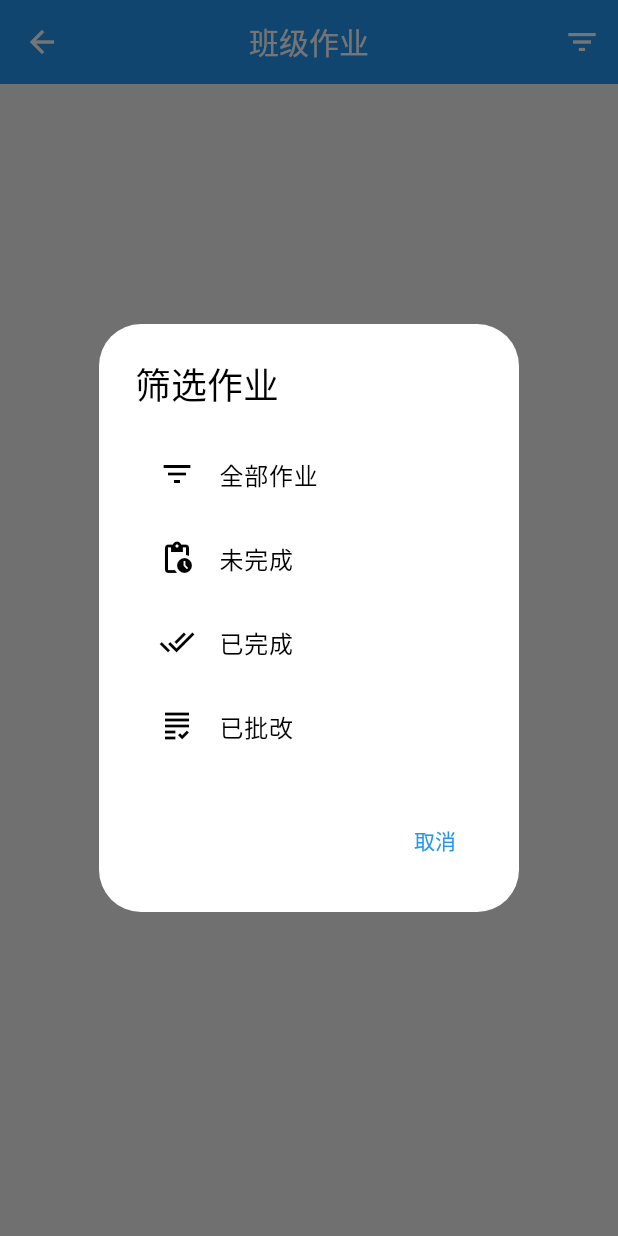
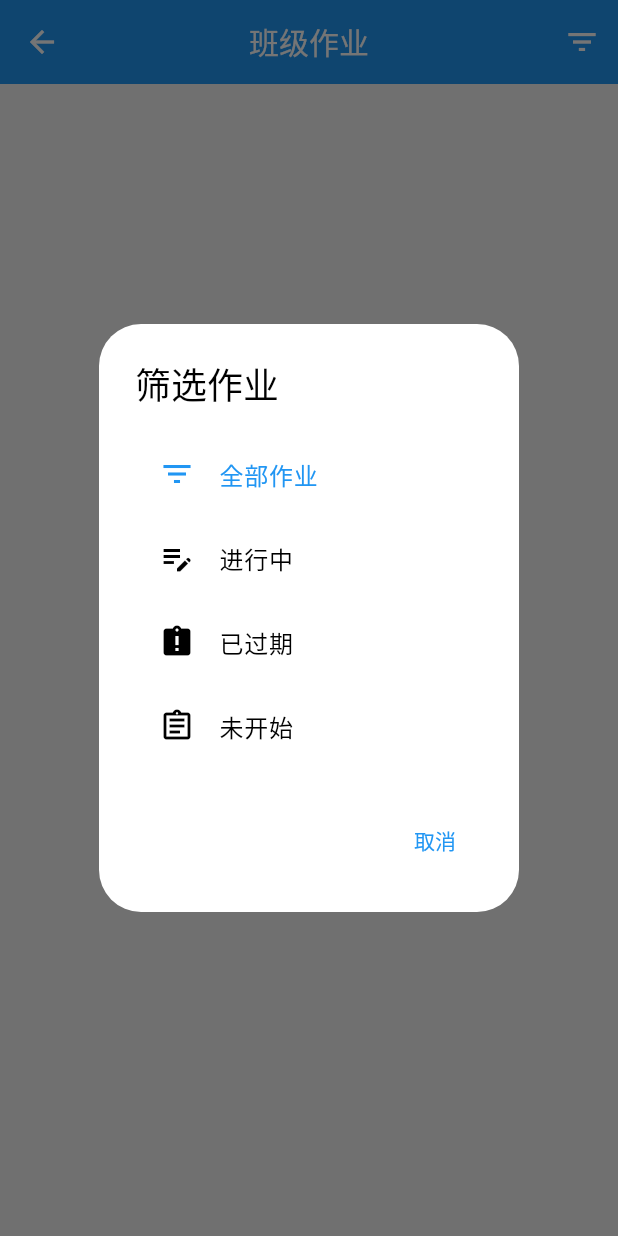
Before and after one commit to yydcc/cccc1, a Flutter app: the AssignmentView screen opened by its route, after a tap on "刷新", after a tap on the "filter list" icon, on a phone screen of 412 x 824 dp. Run offline on Flutter 3.47's test engine with Material 3 defaults, Android fonts, the phone set to English and light mode, and no system bars; drawn by our look-alikes of easy_refresh, oktoast; our stand-ins replace cached_network_image, dio, file_picker, flutter_easyloading, flutter_screenutil, get and 2 more; accounts and stored records are empty; network calls fail.

Commit message:
学生作业添加筛选功能

```diff
--- a/lib/module/assignment/assignment_controller.dart
+++ b/lib/module/assignment/assignment_controller.dart
@@ -8,11 +8,14 @@ import '../../routes/app_pages.dart';
 class AssignmentController extends GetxController {
   final HttpUtil httpUtil = HttpUtil();
   final RxList<Assignment> assignments = <Assignment>[].obs;
+  final RxList<Assignment> filteredAssignments = <Assignment>[].obs;
   final RxBool isLoading = true.obs;
   final refreshController = EasyRefreshController(
     controlFinishRefresh: true,
     controlFinishLoad: true,
   );
+
+  final RxString filterStatus = 'all'.obs;
 
   int currentPage = 1;
   final int pageSize = 10;
@@ -22,11 +25,27 @@ class AssignmentController extends GetxController {
   AssignmentController({required this.classId});
 
   @override
-  void onInit() async{
+  void onInit() async {
     super.onInit();
     await loadAssignments();
+    applyFilter();
     print("以下是获取的作业");
     print(assignments);
+  }
+
+  void setFilter(String status) {
+    filterStatus.value = status;
+    applyFilter();
+  }
+
+  void applyFilter() {
+    if (filterStatus.value == 'all') {
+      filteredAssignments.value = assignments;
+    } else {
+      filteredAssignments.value = assignments.where(
+        (assignment) => assignment.status == filterStatus.value
+      ).toList();
+    }
   }
 
   Future<void> onRefresh() async {
@@ -34,6 +53,7 @@ class AssignmentController extends GetxController {
       currentPage = 1;
       hasMore = true;
       await loadAssignments();
+      applyFilter();
       refreshController.finishRefresh(IndicatorResult.success);
       refreshController.resetFooter();
     } catch (e) {
@@ -50,6 +70,7 @@ class AssignmentController extends GetxController {
     try {
       currentPage++;
       await loadAssignments(isLoadMore: true);
+      applyFilter();
       refreshController.finishLoad(
         hasMore ? IndicatorResult.success : IndicatorResult.noMore
       );
--- a/lib/module/assignment/assignment_view.dart
+++ b/lib/module/assignment/assignment_view.dart
@@ -51,9 +51,9 @@ class AssignmentView extends GetView<AssignmentController> {
         ),
         onRefresh: controller.onRefresh,
         onLoad: controller.onLoadMore,
-        child: Obx(() => controller.isLoading.value && controller.assignments.isEmpty
+        child: Obx(() => controller.isLoading.value && controller.filteredAssignments.isEmpty
           ? _buildLoadingView()
-          : controller.assignments.isEmpty
+          : controller.filteredAssignments.isEmpty
               ? _buildEmptyView()
               : _buildAssignmentList(),
         ),
@@ -106,17 +106,21 @@ class AssignmentView extends GetView<AssignmentController> {
             ),
           ),
           SizedBox(height: 24.h),
-          Text(
-            '暂无作业',
+          Obx(() => Text(
+            controller.filterStatus.value == 'all'
+                ? '暂无作业'
+                : '没有${_getFilterStatusText(controller.filterStatus.value)}的作业',
             style: TextStyle(
               fontSize: 18.sp,
               fontWeight: FontWeight.w500,
               color: GlobalThemData.textPrimaryColor,
             ),
-          ),
+          )),
           SizedBox(height: 8.h),
           Text(
-            '老师还没有布置作业哦',
+            controller.filterStatus.value == 'all'
+                ? '老师还没有布置作业哦'
+                : '尝试切换筛选条件查看其他作业',
             style: TextStyle(
               fontSize: 14.sp,
               color: GlobalThemData.textSecondaryColor,
@@ -143,9 +147,9 @@ class AssignmentView extends GetView<AssignmentController> {
   Widget _buildAssignmentList() {
     return ListView.builder(
       padding: EdgeInsets.symmetric(horizontal: 16.w, vertical: 12.h),
-      itemCount: controller.assignments.length,
+      itemCount: controller.filteredAssignments.length,
       itemBuilder: (context, index) {
-        final assignment = controller.assignments[index];
+        final assignment = controller.filteredAssignments[index];
         return _buildAssignmentCard(assignment);
       },
     );
@@ -426,6 +430,20 @@ class AssignmentView extends GetView<AssignmentController> {
     }
   }
 
+  // 获取筛选状态的显示文本
+  String _getFilterStatusText(String status) {
+    switch (status) {
+      case 'in_progress':
+        return '进行中';
+      case 'expired':
+        return '已过期';
+      case 'not_started':
+        return '未开始';
+      default:
+        return '全部';
+    }
+  }
+
   void _showFilterDialog(BuildContext context) {
     showDialog(
       context: context,
@@ -437,32 +455,40 @@ class AssignmentView extends GetView<AssignmentController> {
             ListTile(
               leading: Icon(Icons.filter_list),
               title: Text('全部作业'),
+              selected: controller.filterStatus.value == 'all',
+              selectedColor: Theme.of(context).primaryColor,
               onTap: () {
-                // 筛选全部作业
+                controller.setFilter('all');
                 Get.back();
               },
             ),
             ListTile(
-              leading: Icon(Icons.pending_actions),
-              title: Text('未完成'),
+              leading: Icon(Icons.edit_note),
+              title: Text('进行中'),
+              selected: controller.filterStatus.value == 'in_progress',
+              selectedColor: Theme.of(context).primaryColor,
               onTap: () {
-                // 筛选未完成作业
+                controller.setFilter('in_progress');
                 Get.back();
               },
             ),
             ListTile(
-              leading: Icon(Icons.done_all),
-              title: Text('已完成'),
+              leading: Icon(Icons.assignment_late),
+              title: Text('已过期'),
+              selected: controller.filterStatus.value == 'expired',
+              selectedColor: Theme.of(context).primaryColor,
               onTap: () {
-                // 筛选已完成作业
+                controller.setFilter('expired');
                 Get.back();
               },
             ),
             ListTile(
-              leading: Icon(Icons.grading),
-              title: Text('已批改'),
+              leading: Icon(Icons.assignment_outlined),
+              title: Text('未开始'),
+              selected: controller.filterStatus.value == 'not_started',
+              selectedColor: Theme.of(context).primaryColor,
               onTap: () {
-                // 筛选已批改作业
+                controller.setFilter('not_started');
                 Get.back();
               },
             ),
```
